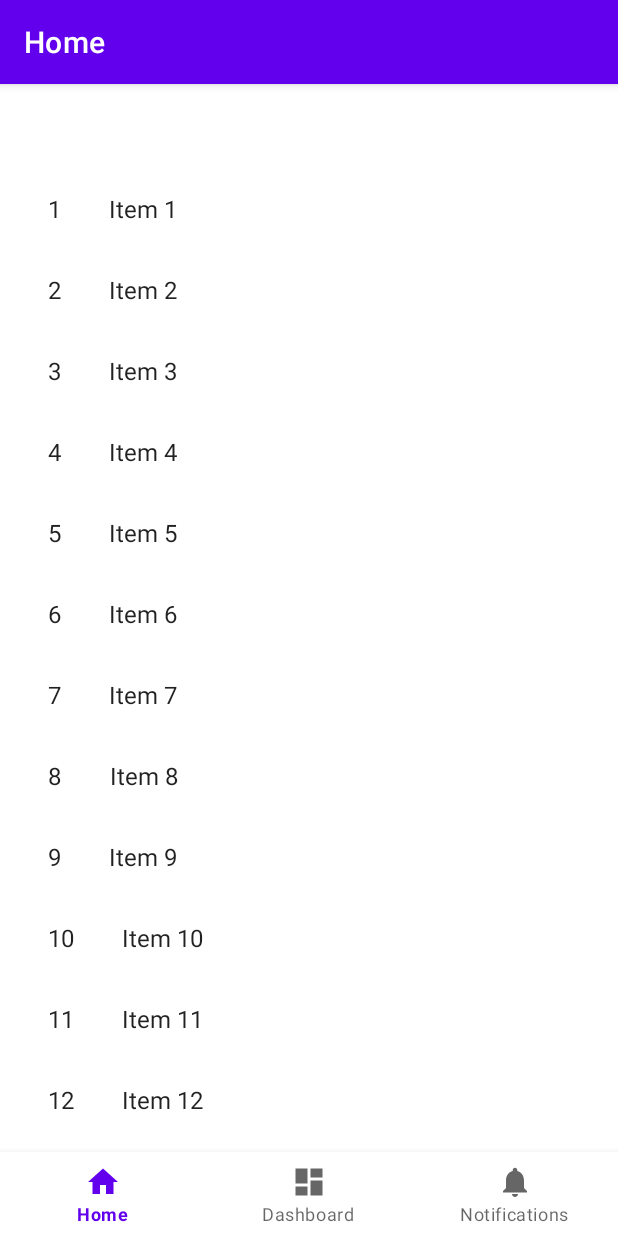
After one commit to cerdanflor/DAM07_CL, an Android app: the NotaFragment screen opened directly, with no data from a screen before it, on a phone screen of 412 x 824 dp. The commit adds this screen. Run offline under Robolectric (Android 15) with nearby library versions, the phone set to English and light mode, and no system bars; our stand-ins replace navigation-ui.

Commit message:
Fragment List

```diff
--- a/app/src/main/AndroidManifest.xml
+++ b/app/src/main/AndroidManifest.xml
@@ -9,6 +9,9 @@
         android:roundIcon="@mipmap/ic_launcher_round"
         android:supportsRtl="true"
         android:theme="@style/Theme.DAM_semana07_CL">
+        <activity
+            android:name=".NotasActivity"
+            android:label="@string/title_activity_notas"></activity>
         <activity android:name=".MainActivity">
             <intent-filter>
                 <action android:name="android.intent.action.MAIN" />
--- /dev/null
+++ b/app/src/main/java/com/dam/dam_semana_cl/MyNotaRecyclerViewAdapter.java
@@ -0,0 +1,63 @@
+package com.dam.dam_semana_cl;
+
+import androidx.recyclerview.widget.RecyclerView;
+
+import android.view.LayoutInflater;
+import android.view.View;
+import android.view.ViewGroup;
+import android.widget.TextView;
+
+import com.dam.dam_semana_cl.dummy.DummyContent.DummyItem;
+
+import java.util.List;
+
+/**
+ * {@link RecyclerView.Adapter} that can display a {@link DummyItem}.
+ * TODO: Replace the implementation with code for your data type.
+ */
+public class MyNotaRecyclerViewAdapter extends RecyclerView.Adapter<MyNotaRecyclerViewAdapter.ViewHolder> {
+
+    private final List<DummyItem> mValues;
+
+    public MyNotaRecyclerViewAdapter(List<DummyItem> items) {
+        mValues = items;
+    }
+
+    @Override
+    public ViewHolder onCreateViewHolder(ViewGroup parent, int viewType) {
+        View view = LayoutInflater.from(parent.getContext())
+                .inflate(R.layout.fragment_item, parent, false);
+        return new ViewHolder(view);
+    }
+
+    @Override
+    public void onBindViewHolder(final ViewHolder holder, int position) {
+        holder.mItem = mValues.get(position);
+        holder.mIdView.setText(mValues.get(position).id);
+        holder.mContentView.setText(mValues.get(position).content);
+    }
+
+    @Override
+    public int getItemCount() {
+        return mValues.size();
+    }
+
+    public class ViewHolder extends RecyclerView.ViewHolder {
+        public final View mView;
+        public final TextView mIdView;
+        public final TextView mContentView;
+        public DummyItem mItem;
+
+        public ViewHolder(View view) {
+            super(view);
+            mView = view;
+            mIdView = (TextView) view.findViewById(R.id.item_number);
+            mContentView = (TextView) view.findViewById(R.id.content);
+        }
+
+        @Override
+        public String toString() {
+            return super.toString() + " '" + mContentView.getText() + "'";
+        }
+    }
+}
--- /dev/null
+++ b/app/src/main/java/com/dam/dam_semana_cl/NotaFragment.java
@@ -0,0 +1,71 @@
+package com.dam.dam_semana_cl;
+
+import android.content.Context;
+import android.os.Bundle;
+
+import androidx.fragment.app.Fragment;
+import androidx.recyclerview.widget.GridLayoutManager;
+import androidx.recyclerview.widget.LinearLayoutManager;
+import androidx.recyclerview.widget.RecyclerView;
+
+import android.view.LayoutInflater;
+import android.view.View;
+import android.view.ViewGroup;
+
+import com.dam.dam_semana_cl.dummy.DummyContent;
+
+/**
+ * A fragment representing a list of Items.
+ */
+public class NotaFragment extends Fragment {
+
+    // TODO: Customize parameter argument names
+    private static final String ARG_COLUMN_COUNT = "column-count";
+    // TODO: Customize parameters
+    private int mColumnCount = 1;
+
+    /**
+     * Mandatory empty constructor for the fragment manager to instantiate the
+     * fragment (e.g. upon screen orientation changes).
+     */
+    public NotaFragment() {
+    }
+
+    // TODO: Customize parameter initialization
+    @SuppressWarnings("unused")
+    public static NotaFragment newInstance(int columnCount) {
+        NotaFragment fragment = new NotaFragment();
+        Bundle args = new Bundle();
+        args.putInt(ARG_COLUMN_COUNT, columnCount);
+        fragment.setArguments(args);
+        return fragment;
+    }
+
+    @Override
+    public void onCreate(Bundle savedInstanceState) {
+        super.onCreate(savedInstanceState);
+
+        if (getArguments() != null) {
+            mColumnCount = getArguments().getInt(ARG_COLUMN_COUNT);
+        }
+    }
+
+    @Override
+    public View onCreateView(LayoutInflater inflater, ViewGroup container,
+                             Bundle savedInstanceState) {
+        View view = inflater.inflate(R.layout.fragment_item_list, container, false);
+
+        // Set the adapter
+        if (view instanceof RecyclerView) {
+            Context context = view.getContext();
+            RecyclerView recyclerView = (RecyclerView) view;
+            if (mColumnCount <= 1) {
+                recyclerView.setLayoutManager(new LinearLayoutManager(context));
+            } else {
+                recyclerView.setLayoutManager(new GridLayoutManager(context, mColumnCount));
+            }
+            recyclerView.setAdapter(new MyNotaRecyclerViewAdapter(DummyContent.ITEMS));
+        }
+        return view;
+    }
+}
--- /dev/null
+++ b/app/src/main/java/com/dam/dam_semana_cl/NotasActivity.java
@@ -0,0 +1,30 @@
+package com.dam.dam_semana_cl;
+
+import android.os.Bundle;
+
+import com.google.android.material.bottomnavigation.BottomNavigationView;
+
+import androidx.appcompat.app.AppCompatActivity;
+import androidx.navigation.NavController;
+import androidx.navigation.Navigation;
+import androidx.navigation.ui.AppBarConfiguration;
+import androidx.navigation.ui.NavigationUI;
+
+public class NotasActivity extends AppCompatActivity {
+
+    @Override
+    protected void onCreate(Bundle savedInstanceState) {
+        super.onCreate(savedInstanceState);
+        setContentView(R.layout.activity_notas);
+        BottomNavigationView navView = findViewById(R.id.nav_view);
+        // Passing each menu ID as a set of Ids because each
+        // menu should be considered as top level destinations.
+        AppBarConfiguration appBarConfiguration = new AppBarConfiguration.Builder(
+                R.id.navigation_home, R.id.navigation_dashboard, R.id.navigation_notifications)
+                .build();
+        NavController navController = Navigation.findNavController(this, R.id.nav_host_fragment);
+        NavigationUI.setupActionBarWithNavController(this, navController, appBarConfiguration);
+        NavigationUI.setupWithNavController(navView, navController);
+    }
+
+}
--- /dev/null
+++ b/app/src/main/res/drawable/ic_dashboard_black_24dp.xml
@@ -0,0 +1,9 @@
+<vector xmlns:android="http://schemas.android.com/apk/res/android"
+    android:width="24dp"
+    android:height="24dp"
+    android:viewportWidth="24.0"
+    android:viewportHeight="24.0">
+    <path
+        android:fillColor="#FF000000"
+        android:pathData="M3,13h8L11,3L3,3v10zM3,21h8v-6L3,15v6zM13,21h8L21,11h-8v10zM13,3v6h8L21,3h-8z" />
+</vector>
--- /dev/null
+++ b/app/src/main/res/drawable/ic_home_black_24dp.xml
@@ -0,0 +1,9 @@
+<vector xmlns:android="http://schemas.android.com/apk/res/android"
+    android:width="24dp"
+    android:height="24dp"
+    android:viewportWidth="24.0"
+    android:viewportHeight="24.0">
+    <path
+        android:fillColor="#FF000000"
+        android:pathData="M10,20v-6h4v6h5v-8h3L12,3 2,12h3v8z" />
+</vector>
--- /dev/null
+++ b/app/src/main/res/drawable/ic_notifications_black_24dp.xml
@@ -0,0 +1,9 @@
+<vector xmlns:android="http://schemas.android.com/apk/res/android"
+    android:width="24dp"
+    android:height="24dp"
+    android:viewportWidth="24.0"
+    android:viewportHeight="24.0">
+    <path
+        android:fillColor="#FF000000"
+        android:pathData="M12,22c1.1,0 2,-0.9 2,-2h-4c0,1.1 0.89,2 2,2zM18,16v-5c0,-3.07 -1.64,-5.64 -4.5,-6.32L13.5,4c0,-0.83 -0.67,-1.5 -1.5,-1.5s-1.5,0.67 -1.5,1.5v0.68C7.63,5.36 6,7.92 6,11v5l-2,2v1h16v-1l-2,-2z" />
+</vector>
--- /dev/null
+++ b/app/src/main/res/layout/activity_notas.xml
@@ -0,0 +1,33 @@
+<?xml version="1.0" encoding="utf-8"?>
+<androidx.constraintlayout.widget.ConstraintLayout xmlns:android="http://schemas.android.com/apk/res/android"
+    xmlns:app="http://schemas.android.com/apk/res-auto"
+    android:id="@+id/container"
+    android:layout_width="match_parent"
+    android:layout_height="match_parent"
+    android:paddingTop="?attr/actionBarSize">
+
+    <com.google.android.material.bottomnavigation.BottomNavigationView
+        android:id="@+id/nav_view"
+        android:layout_width="0dp"
+        android:layout_height="wrap_content"
+        android:layout_marginStart="0dp"
+        android:layout_marginEnd="0dp"
+        android:background="?android:attr/windowBackground"
+        app:layout_constraintBottom_toBottomOf="parent"
+        app:layout_constraintLeft_toLeftOf="parent"
+        app:layout_constraintRight_toRightOf="parent"
+        app:menu="@menu/bottom_nav_menu" />
+
+    <fragment
+        android:id="@+id/nav_host_fragment"
+        android:name="androidx.navigation.fragment.NavHostFragment"
+        android:layout_width="match_parent"
+        android:layout_height="match_parent"
+        app:defaultNavHost="true"
+        app:layout_constraintBottom_toTopOf="@id/nav_view"
+        app:layout_constraintLeft_toLeftOf="parent"
+        app:layout_constraintRight_toRightOf="parent"
+        app:layout_constraintTop_toTopOf="parent"
+        app:navGraph="@navigation/mobile_navigation" />
+
+</androidx.constraintlayout.widget.ConstraintLayout>
--- /dev/null
+++ b/app/src/main/res/layout/fragment_item.xml
@@ -0,0 +1,20 @@
+<?xml version="1.0" encoding="utf-8"?>
+<LinearLayout xmlns:android="http://schemas.android.com/apk/res/android"
+    android:layout_width="wrap_content"
+    android:layout_height="wrap_content"
+    android:orientation="horizontal">
+
+    <TextView
+        android:id="@+id/item_number"
+        android:layout_width="wrap_content"
+        android:layout_height="wrap_content"
+        android:layout_margin="@dimen/text_margin"
+        android:textAppearance="?attr/textAppearanceListItem" />
+
+    <TextView
+        android:id="@+id/content"
+        android:layout_width="wrap_content"
+        android:layout_height="wrap_content"
+        android:layout_margin="@dimen/text_margin"
+        android:textAppearance="?attr/textAppearanceListItem" />
+</LinearLayout>
--- /dev/null
+++ b/app/src/main/res/layout/fragment_item_list.xml
@@ -0,0 +1,13 @@
+<?xml version="1.0" encoding="utf-8"?>
+<androidx.recyclerview.widget.RecyclerView xmlns:android="http://schemas.android.com/apk/res/android"
+    xmlns:app="http://schemas.android.com/apk/res-auto"
+    xmlns:tools="http://schemas.android.com/tools"
+    android:id="@+id/list"
+    android:name="com.dam.dam_semana_cl.NotaFragment"
+    android:layout_width="match_parent"
+    android:layout_height="match_parent"
+    android:layout_marginLeft="16dp"
+    android:layout_marginRight="16dp"
+    app:layoutManager="LinearLayoutManager"
+    tools:context=".NotaFragment"
+    tools:listitem="@layout/fragment_item" />
--- /dev/null
+++ b/app/src/main/res/menu/bottom_nav_menu.xml
@@ -0,0 +1,19 @@
+<?xml version="1.0" encoding="utf-8"?>
+<menu xmlns:android="http://schemas.android.com/apk/res/android">
+
+    <item
+        android:id="@+id/navigation_home"
+        android:icon="@drawable/ic_home_black_24dp"
+        android:title="@string/title_home" />
+
+    <item
+        android:id="@+id/navigation_dashboard"
+        android:icon="@drawable/ic_dashboard_black_24dp"
+        android:title="@string/title_dashboard" />
+
+    <item
+        android:id="@+id/navigation_notifications"
+        android:icon="@drawable/ic_notifications_black_24dp"
+        android:title="@string/title_notifications" />
+
+</menu>
--- /dev/null
+++ b/app/src/main/res/navigation/mobile_navigation.xml
@@ -0,0 +1,25 @@
+<?xml version="1.0" encoding="utf-8"?>
+<navigation xmlns:android="http://schemas.android.com/apk/res/android"
+    xmlns:app="http://schemas.android.com/apk/res-auto"
+    xmlns:tools="http://schemas.android.com/tools"
+    android:id="@+id/mobile_navigation"
+    app:startDestination="@+id/navigation_home">
+
+    <fragment
+        android:id="@+id/navigation_home"
+        android:name="com.dam.dam_semana_cl.NotaFragment"
+        android:label="@string/title_home"
+        tools:layout="@layout/fragment_item_list" />
+
+    <fragment
+        android:id="@+id/navigation_dashboard"
+        android:name="com.dam.dam_semana_cl.NotaFragment"
+        android:label="@string/title_dashboard"
+        tools:layout="@layout/fragment_item_list" />
+
+    <fragment
+        android:id="@+id/navigation_notifications"
+        android:name="com.dam.dam_semana_cl.NotaFragment"
+        android:label="@string/title_notifications"
+        tools:layout="@layout/fragment_item_list" />
+</navigation>
--- /dev/null
+++ b/app/src/main/res/values/dimens.xml
@@ -0,0 +1,6 @@
+<resources>
+    <!-- Default screen margins, per the Android Design guidelines. -->
+    <dimen name="activity_horizontal_margin">16dp</dimen>
+    <dimen name="activity_vertical_margin">16dp</dimen>
+    <dimen name="text_margin">16dp</dimen>
+</resources>
--- a/app/src/main/res/values/strings.xml
+++ b/app/src/main/res/values/strings.xml
@@ -1,3 +1,7 @@
 <resources>
     <string name="app_name">DAM_semana07_CL</string>
+    <string name="title_activity_notas">MainActivity</string>
+    <string name="title_home">Home</string>
+    <string name="title_dashboard">Dashboard</string>
+    <string name="title_notifications">Notifications</string>
 </resources>
```
Also changed, not shown: app/build.gradle (+7 -0 lines), app/src/main/java/com/dam/dam_semana_cl/MainActivity.java (+12 -1 lines), app/src/main/java/com/dam/dam_semana_cl/dummy/DummyContent.java (added, +72 -0 lines), app/src/main/res/layout/fragment_dashboard.xml (added, +22 -0 lines), app/src/main/res/layout/fragment_home.xml (added, +22 -0 lines), app/src/main/res/layout/fragment_notifications.xml (added, +22 -0 lines).
